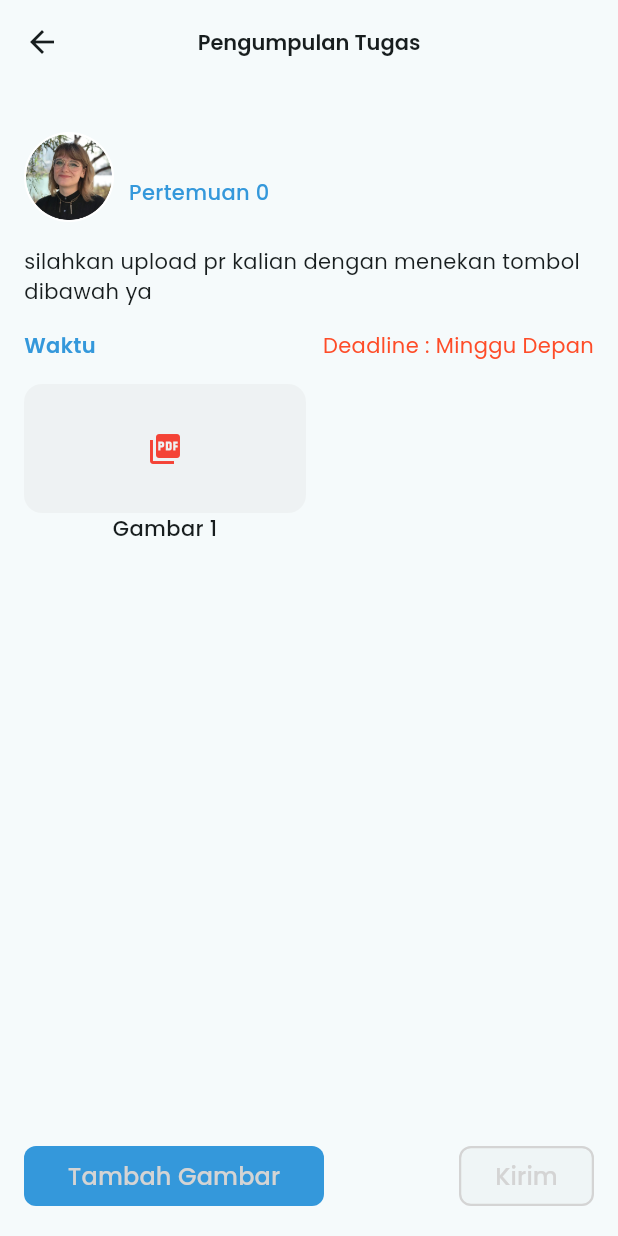
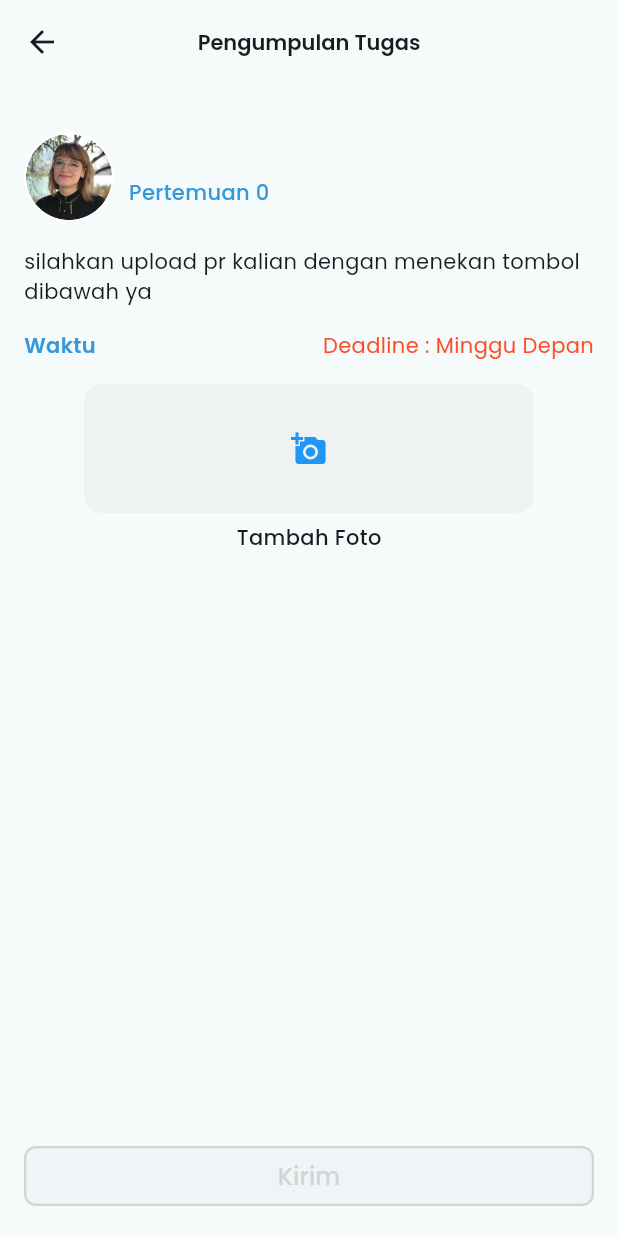
Before and after one commit to Roufmajidin/quisku_pintar, a Flutter app: the PengumpulanTugasView screen opened directly with empty values, on a phone screen of 412 x 824 dp. Run offline on Flutter 3.47's test engine with Material 3 defaults, Android fonts, the phone set to English and light mode, and no system bars; our stand-ins replace auto_route, bloc, cached_network_image, connectivity_plus, dartz, dio and 16 more; missing offline and left inert: syncfusion_flutter_pdfviewer; accounts and stored records are empty.

Commit message:
refactor lagi

```diff
--- a/lib/features/mapel/presentation/subpages/pengumpulan_tugas/screen/peng_tugas_view.dart
+++ b/lib/features/mapel/presentation/subpages/pengumpulan_tugas/screen/peng_tugas_view.dart
@@ -14,6 +14,7 @@ import 'package:quisku_pintar/features/mapel/presentation/subpages/pengumpulan_t
 import 'package:image_picker/image_picker.dart';
 import 'package:pdf/pdf.dart';
 import 'package:pdf/widgets.dart' as pw;
+import 'package:quisku_pintar/features/mapel/presentation/subpages/pengumpulan_tugas/widget/loading.dart';
 
 // ignore: must_be_immutable
 class PengumpulanTugasView extends StatefulWidget {
@@ -32,9 +33,10 @@ class _PengumpulanTugasViewState extends State<PengumpulanTugasView> {
   List<File> _images = [];
   bool _filled = false;
   bool _load = false;
-
+  double loadingPercentage = 0.2;
   // late File _image;
   final picker = ImagePicker();
+  String path = '';
 
   Future getImageFromCamera() async {
     final pickedFile = await picker.pickImage(source: ImageSource.camera);
@@ -51,8 +53,20 @@ class _PengumpulanTugasViewState extends State<PengumpulanTugasView> {
     });
   }
 
+  void simulateLoading() {
+    Future.delayed(const Duration(seconds: 2), () {
+      setState(() {
+        loadingPercentage = 1.0;
+      });
+    });
+  }
+
 // generate pdf nya
-  Future<String> _generatePdf() async {
+  Future _generatePdf() async {
+    setState(() {
+      _load = true;
+      simulateLoading();
+    });
     final pdf = pw.Document();
 
     for (final imageFile in _images) {
@@ -76,7 +90,8 @@ class _PengumpulanTugasViewState extends State<PengumpulanTugasView> {
     final file = File(filePath);
     log('file path $filePath');
     await file.writeAsBytes(await pdf.save());
-    return filePath;
+    path = filePath;
+    // return filePath;
   }
 
   @override
@@ -96,22 +111,18 @@ class _PengumpulanTugasViewState extends State<PengumpulanTugasView> {
         ),
       ),
       body: SingleChildScrollView(
-            child: Column(
-                // crossAxisAlignment: CrossAxisAlignment.center,
-                children: [
+          child: Column(children: [
         const SizedBox(height: 16),
         Padding(
           padding: const EdgeInsets.all(16.0),
           child: SizedBox(
             child: Column(
-                    // crossAxisAlignment: CrossAxisAlignment.start,
               children: [
                 Row(
                   children: [
                     Padding(
                       padding: const EdgeInsets.only(right: 6),
-                            child:
-                                Assets.images.profileDetail.image(height: 60),
+                      child: Assets.images.profileDetail.image(height: 60),
                     ),
                     Column(
                       crossAxisAlignment: CrossAxisAlignment.start,
@@ -163,12 +174,10 @@ class _PengumpulanTugasViewState extends State<PengumpulanTugasView> {
                   height: 300,
                   child: GridView.builder(
                     shrinkWrap: false,
-                          itemCount: _images.length == 0 ? 1 : _images.length,
-                          gridDelegate:
-                              SliverGridDelegateWithFixedCrossAxisCount(
-                                  mainAxisExtent:
-                                      _images.length == 1 ? 220 : 120,
-                                  crossAxisCount: _images.length == 1 ? 1 : 2,
+                    itemCount: _images.isEmpty ? 1 : _images.length + 1,
+                    gridDelegate: SliverGridDelegateWithFixedCrossAxisCount(
+                        mainAxisExtent: _images.isEmpty ? 220 : 120,
+                        crossAxisCount: _images.isEmpty ? 1 : 2,
                         childAspectRatio: 0.5,
                         mainAxisSpacing: 4.0,
                         crossAxisSpacing: 4.0),
@@ -177,7 +186,7 @@ class _PengumpulanTugasViewState extends State<PengumpulanTugasView> {
                       if (index < _images.length) {
                         // timpa jika ada
                         return Stack(
-                                alignment: Alignment.center,
+                          // alignment: Alignment.center,
                           children: [
                             Column(
                               children: [
@@ -191,15 +200,12 @@ class _PengumpulanTugasViewState extends State<PengumpulanTugasView> {
                                     });
                                   },
                                   child: Container(
-                                          height:
-                                              _images.length == 1 ? 200 : 86,
-                                          width:
-                                              _images.length == 1 ? 400 : 154,
+                                    height: _images.isEmpty ? 200 : 86,
+                                    width: _images.isEmpty ? 400 : 200,
                                     decoration: BoxDecoration(
                                       color: AppColors.neutral.ne03
                                           .withOpacity(0.2),
-                                            borderRadius:
-                                                BorderRadius.circular(12),
+                                      borderRadius: BorderRadius.circular(12),
                                     ),
                                     child: Image.file(
                                       _images[index],
@@ -207,42 +213,42 @@ class _PengumpulanTugasViewState extends State<PengumpulanTugasView> {
                                     ),
                                   ),
                                 ),
+                                const SizedBox(height: 6),
                                 Text('Gambar ${index + 1}',
-                                          style:
-                                              AppTextStyle.body3.setMedium()),
+                                    style: AppTextStyle.body3.setMedium()),
                               ],
                             ),
-                                  SizedBox(
-                                    height: 86,
-                                    width: 154,
-                                    child: Center(
-                                      child: _load == true
-                                          ? CircularProgressIndicator()
-                                          : Icon(Icons.delete,
-                                              color:
-                                                  Colors.red.withOpacity(0.6)),
-                                    ),
+                            Center(
+                              child:
+                                  // ? const CircularProgressIndicator()
+                                  // :
+                                  Icon(Icons.delete,
+                                      color: Colors.red.withOpacity(0.6)),
                             ),
                           ],
                         );
                       }
-                            _filled = false;
+
                       return Column(
                         children: [
-                                Container(
+                          GestureDetector(
+                            onTap: () => getImageFromCamera(),
+                            child: Container(
                               height: 86,
-                                  // width: _images.isEmpty == 0 ? 300 : 140,
+                              width: 300,
                               decoration: BoxDecoration(
-                                      color: AppColors.neutral.ne03
-                                          .withOpacity(0.2),
+                                  color:
+                                      AppColors.neutral.ne03.withOpacity(0.2),
                                   borderRadius: BorderRadius.circular(12)),
                               child: const Center(
                                   child: Icon(
-                                    Icons.picture_as_pdf,
-                                    color: Colors.red,
+                                Icons.add_a_photo,
+                                color: Colors.blue,
                               )),
                             ),
-                                Text('Gambar ${index + 1}',
+                          ),
+                          const SizedBox(height: 6),
+                          Text('Tambah Foto',
                               style: AppTextStyle.body3.setMedium()),
                         ],
                       );
@@ -256,38 +262,35 @@ class _PengumpulanTugasViewState extends State<PengumpulanTugasView> {
       ])),
       bottomNavigationBar: Padding(
         padding: const EdgeInsets.all(16),
-          child: Row(
-            mainAxisAlignment: MainAxisAlignment.spaceBetween,
-            children: [
-              ButtonWidget(
-                isFilledButton: true,
+        child: _load == true
+            ? LoadingContainer(
+                pre: loadingPercentage,
+                isDone: (v) {
+                  if (v == true) {
+                    WidgetsBinding.instance.addPostFrameCallback((_) {
+                      Navigator.pushReplacement(
+                          context,
+                          MaterialPageRoute(
+                            builder: (_) => ReadPdfView(
+                              link: path,
+                            ),
+                          ));
+                    });
+                    _load = false;
+                  }
+                },
+              )
+            : ButtonWidget(
+                isFilledButton: _filled,
                 customWidth: 200,
-                label: 'Tambah Gambar',
-                tapped: (value) {
-                  getImageFromCamera();
-                },
-              ),
-              const SizedBox(width: 8),
-              ButtonWidget(
-                isFilledButton: _filled,
-                customWidth: 90,
                 label: 'Kirim',
                 tapped: (value) async {
-                  final filePath = await _generatePdf();
+                  _generatePdf();
 
                   // ignore: use_build_context_synchronously
-                  Navigator.push(
-                    context,
-                    MaterialPageRoute(
-                      builder: (context) => ReadPdfView(
-                        link: filePath,
+                },
               ),
       ),
     );
-                },
-              ),
-            ],
-          ),
-        ));
   }
 }
--- a/lib/features/mapel/presentation/subpages/pengumpulan_tugas/widget/widgets.dart
+++ b/lib/features/mapel/presentation/subpages/pengumpulan_tugas/widget/widgets.dart
@@ -1 +1,2 @@
 export 'button_widget.dart';
+export 'loading.dart';
--- a/pubspec.yaml
+++ b/pubspec.yaml
@@ -56,6 +56,7 @@ dependencies:
   formz: ^0.4.1
   freezed_annotation: ^2.4.1
   get_it: ^7.6.0
+  getwidget: ^4.0.0
   google_sign_in: ^6.1.4
   http_parser: ^4.0.2
   image_picker: ^1.0.2
```
Also changed, not shown: lib/features/mapel/presentation/subpages/pengumpulan_tugas/widget/loading.dart (added, +42 -0 lines), pubspec.lock. Lines whose indentation alone changed are shown as unchanged.
